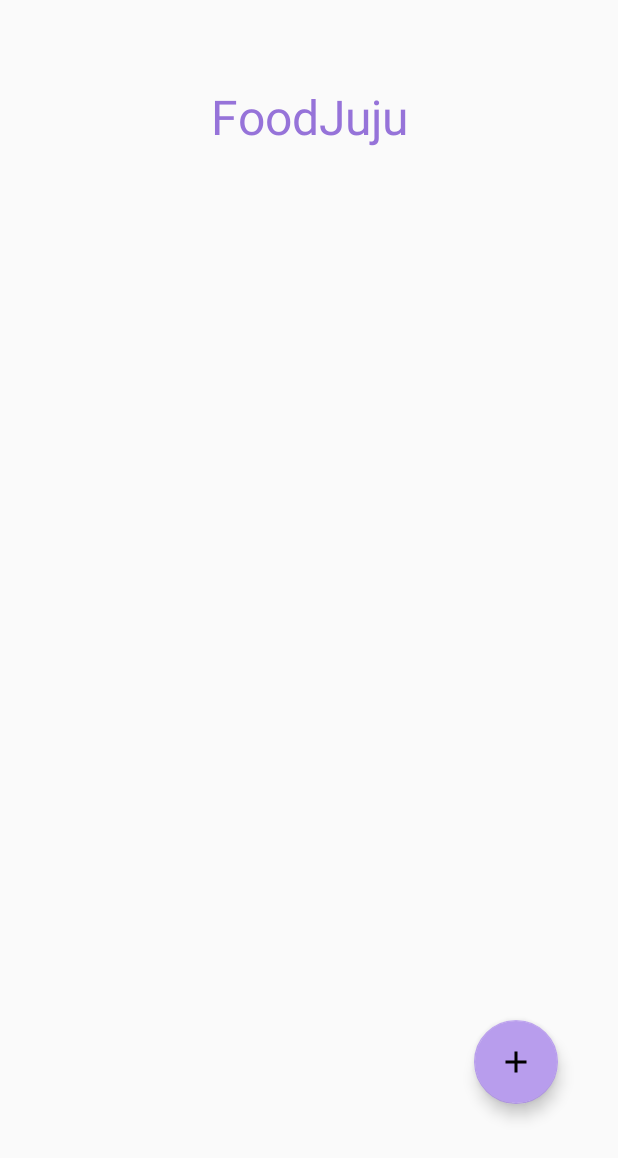
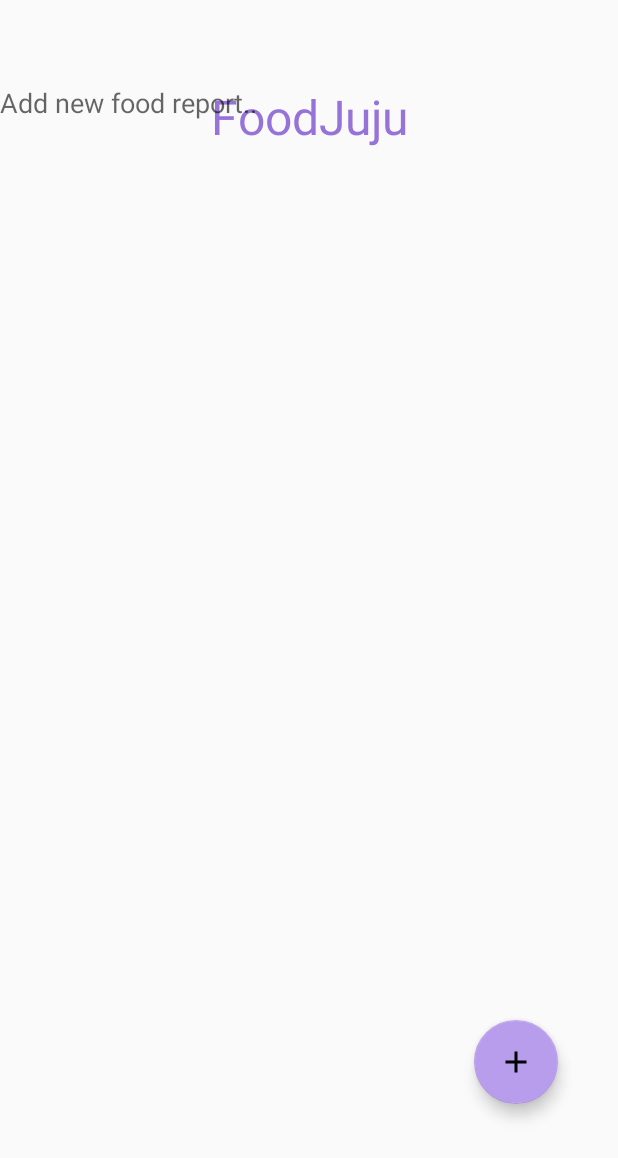
Before and after one commit to hopejoy58/FoodJuJu, an Android app: the layout fragment_home.xml on its own in the app's theme, with its tools: preview values and no code run, on a phone screen of 412 x 824 dp. Shown: the top 1158 px of the screen. Run offline under Robolectric (Android 15) with nearby library versions, the phone set to English and light mode, and no system bars.

Commit message:
Added a simple label to the fragment home
I think that adding something like a logo or a phony mood spinner to the blank space would be a good idea. I just added a UI element.

```diff
--- a/app/src/main/res/layout/fragment_home.xml
+++ b/app/src/main/res/layout/fragment_home.xml
@@ -35,4 +35,13 @@
         app:layout_constraintEnd_toEndOf="parent"
         app:srcCompat="@drawable/ic_add_foreground" />
 
+    <TextView
+        android:id="@+id/LabelforReport"
+        android:layout_width="179dp"
+        android:layout_height="66dp"
+        android:text="Add new food report.."
+        android:textAppearance="@style/TextAppearance.AppCompat.Medium"
+        tools:layout_editor_absoluteX="234dp"
+        tools:layout_editor_absoluteY="603dp" />
+
 </androidx.constraintlayout.widget.ConstraintLayout>
```
